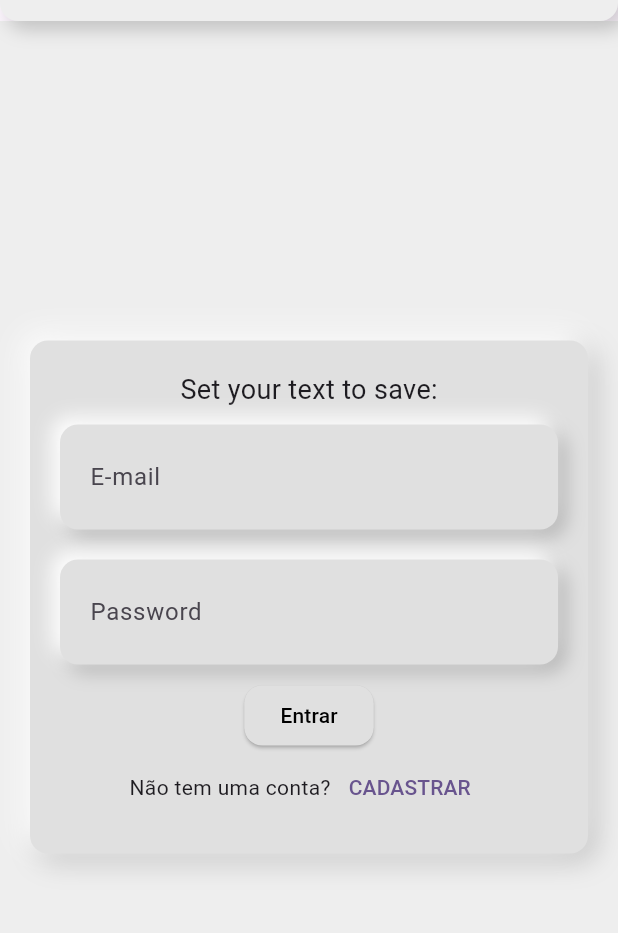
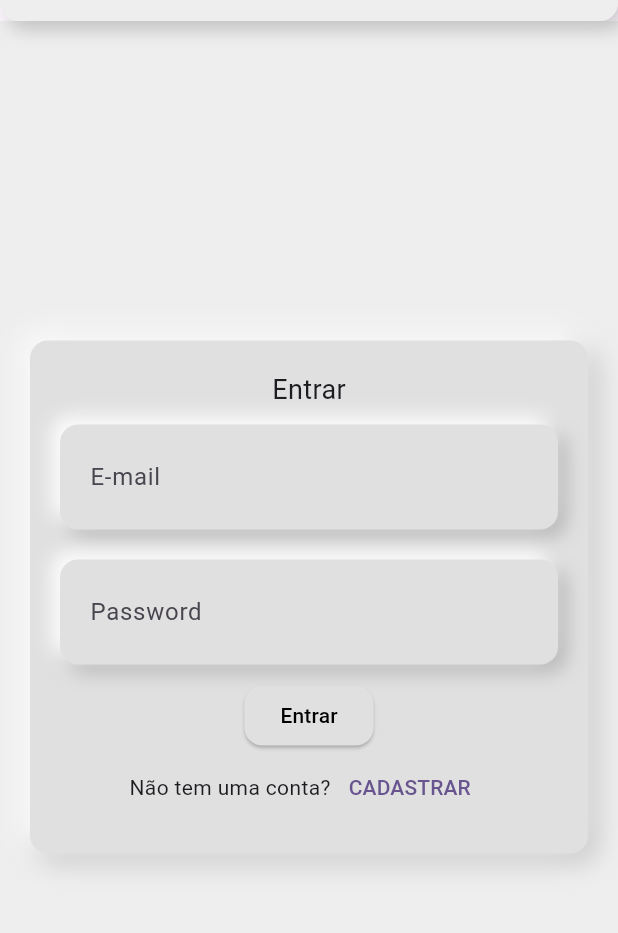
Before and after one commit to jeziel-nogueira/app_lista_restaurantes, a Flutter app: the screen it shows after launch, on a phone screen of 412 x 824 dp, the part 63-996 px from its top. Run offline on Flutter 3.47's test engine with Material 3 defaults, Android fonts, the phone set to English and light mode, and no system bars; our stand-ins replace cloud_firestore, firebase_auth, firebase_core; accounts and stored records are empty.

Commit message:
update login Text

```diff
--- a/lib/views/login_view.dart
+++ b/lib/views/login_view.dart
@@ -77,8 +77,8 @@ class _LoginViewState extends State<LoginView> {
                       child: Column(
                         mainAxisAlignment: MainAxisAlignment.center,
                         children: <Widget>[
-                          const Text(
-                            'Set your text to save:',
+                          Text(
+                            (login)? 'Entrar':'Criar Conta',
                             style: TextStyle(fontSize: 18),
                           ),
                           _buildTextField(
```
